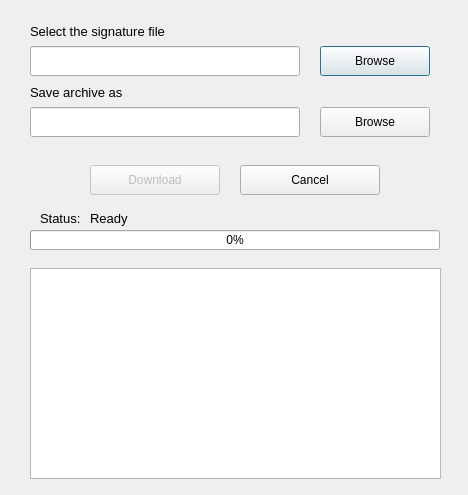
This is apt_offline_gui/AptOfflineQtFetch.ui in rickysarraf/apt-offline as Qt 5 draws it before an edit. The edited form follows.
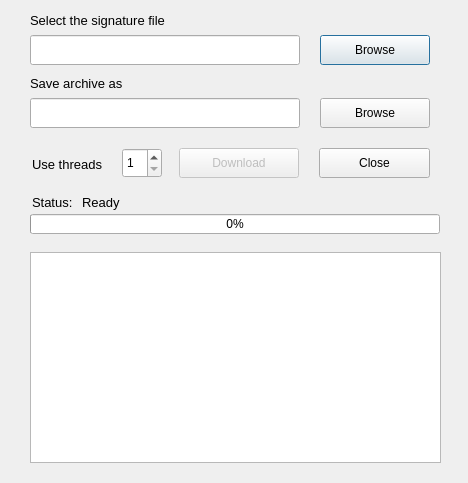
This is the edited form. Icons and pictures are not drawn.

Commit message: Added a spin box for thread, prettier messages in Fetcher, rebuilt UI of other files

Patch:
```diff
--- a/apt_offline_gui/AptOfflineQtFetch.ui
+++ b/apt_offline_gui/AptOfflineQtFetch.ui
@@ -10,7 +10,7 @@
     <x>0</x>
     <y>0</y>
     <width>468</width>
-    <height>495</height>
+    <height>483</height>
    </rect>
   </property>
   <property name="sizePolicy">
@@ -22,7 +22,7 @@
   <property name="minimumSize">
    <size>
     <width>468</width>
-    <height>495</height>
+    <height>475</height>
    </size>
   </property>
   <property name="maximumSize">
@@ -38,7 +38,7 @@
    <property name="geometry">
     <rect>
      <x>30</x>
-     <y>46</y>
+     <y>35</y>
      <width>270</width>
      <height>30</height>
     </rect>
@@ -48,7 +48,7 @@
    <property name="geometry">
     <rect>
      <x>320</x>
-     <y>46</y>
+     <y>35</y>
      <width>110</width>
      <height>30</height>
     </rect>
@@ -63,9 +63,9 @@
    </property>
    <property name="geometry">
     <rect>
-     <x>90</x>
-     <y>165</y>
-     <width>130</width>
+     <x>179</x>
+     <y>148</y>
+     <width>120</width>
      <height>30</height>
     </rect>
    </property>
@@ -92,14 +92,14 @@
   <widget class="QPushButton" name="cancelButton">
    <property name="geometry">
     <rect>
-     <x>240</x>
-     <y>165</y>
-     <width>140</width>
+     <x>319</x>
+     <y>148</y>
+     <width>111</width>
      <height>30</height>
     </rect>
    </property>
    <property name="text">
-    <string>Cancel</string>
+    <string>Close</string>
    </property>
    <property name="icon">
     <iconset resource="resources.qrc">
@@ -110,7 +110,7 @@
    <property name="geometry">
     <rect>
      <x>30</x>
-     <y>16</y>
+     <y>5</y>
      <width>200</width>
      <height>30</height>
     </rect>
@@ -128,7 +128,7 @@
    <property name="geometry">
     <rect>
      <x>30</x>
-     <y>230</y>
+     <y>214</y>
      <width>410</width>
      <height>20</height>
     </rect>
@@ -140,8 +140,8 @@
   <widget class="QLabel" name="label_2">
    <property name="geometry">
     <rect>
-     <x>40</x>
-     <y>210</y>
+     <x>32</x>
+     <y>194</y>
      <width>70</width>
      <height>16</height>
     </rect>
@@ -158,8 +158,8 @@
   <widget class="QLabel" name="progressStatusDescription">
    <property name="geometry">
     <rect>
-     <x>90</x>
-     <y>210</y>
+     <x>82</x>
+     <y>194</y>
      <width>341</width>
      <height>16</height>
     </rect>
@@ -177,7 +177,7 @@
    <property name="geometry">
     <rect>
      <x>30</x>
-     <y>268</y>
+     <y>252</y>
      <width>411</width>
      <height>211</height>
     </rect>
@@ -187,7 +187,7 @@
    <property name="geometry">
     <rect>
      <x>320</x>
-     <y>107</y>
+     <y>98</y>
      <width>110</width>
      <height>30</height>
     </rect>
@@ -200,7 +200,7 @@
    <property name="geometry">
     <rect>
      <x>30</x>
-     <y>77</y>
+     <y>68</y>
      <width>200</width>
      <height>30</height>
     </rect>
@@ -218,12 +218,46 @@
    <property name="geometry">
     <rect>
      <x>30</x>
-     <y>107</y>
+     <y>98</y>
      <width>270</width>
      <height>30</height>
     </rect>
    </property>
   </widget>
+  <widget class="QSpinBox" name="spinThreads">
+   <property name="geometry">
+    <rect>
+     <x>122</x>
+     <y>148</y>
+     <width>40</width>
+     <height>30</height>
+    </rect>
+   </property>
+   <property name="minimum">
+    <number>1</number>
+   </property>
+   <property name="maximum">
+    <number>10</number>
+   </property>
+  </widget>
+  <widget class="QLabel" name="lblThreads">
+   <property name="geometry">
+    <rect>
+     <x>32</x>
+     <y>149</y>
+     <width>81</width>
+     <height>30</height>
+    </rect>
+   </property>
+   <property name="font">
+    <font>
+     <pointsize>10</pointsize>
+    </font>
+   </property>
+   <property name="text">
+    <string>Use threads</string>
+   </property>
+  </widget>
  </widget>
  <resources>
   <include location="resources.qrc"/>
```
Left out of the diff: 8 changed lines with no effect on the pictures. The commit also changes 6 other files.
